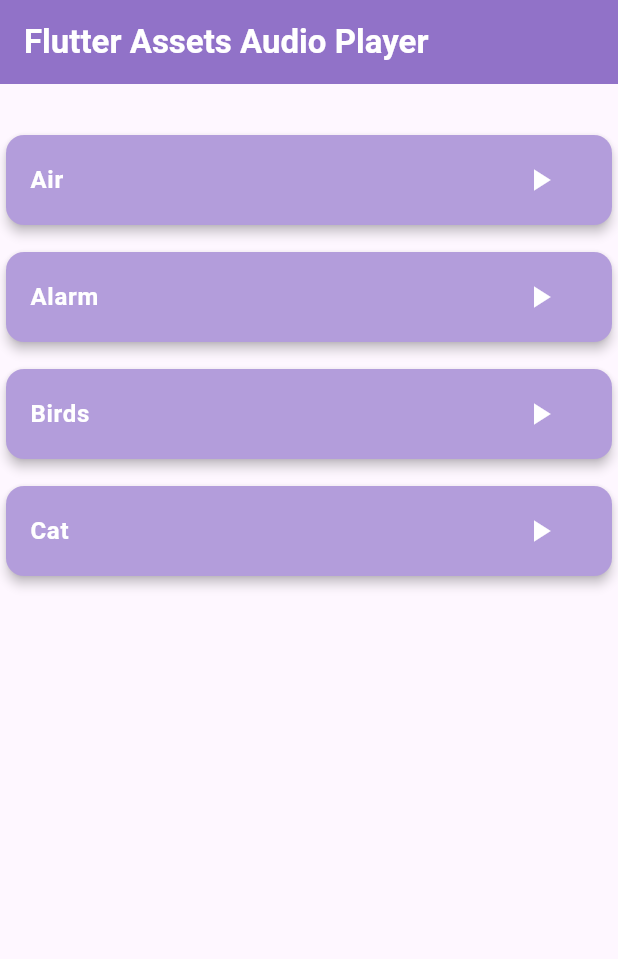
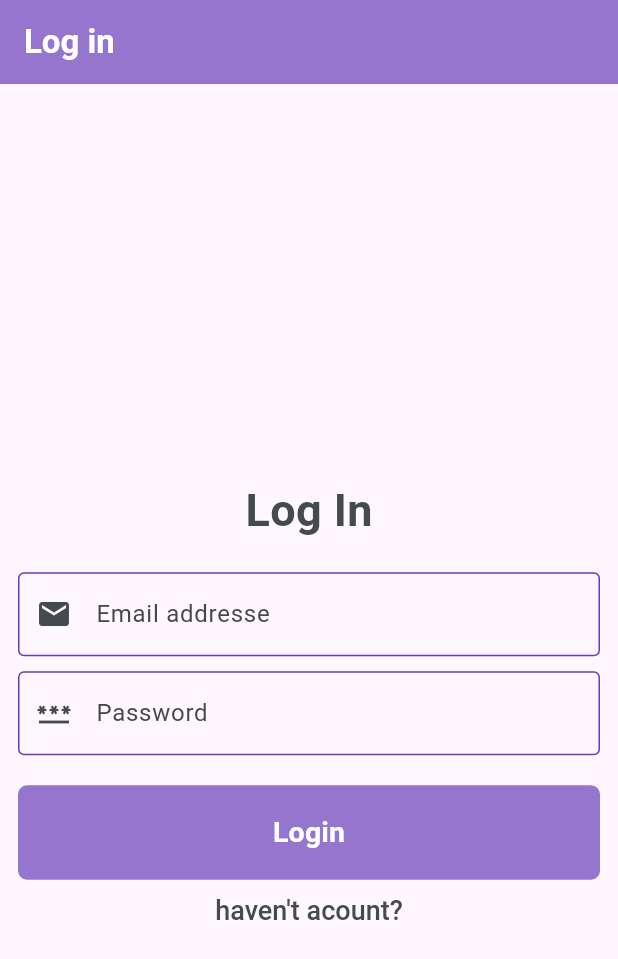
Before and after one commit to eman55555/Flutter_Topics, a Flutter app: the screen it shows after launch, on a phone screen of 412 x 824 dp. Shown: the top 959 px of the screen. Run offline on Flutter 3.47's test engine with Material 2 defaults, Android fonts, the phone set to English and light mode, and no system bars; our stand-ins replace assets_audio_player.

Commit message:
task2 signup_signin_screens

```diff
--- /dev/null
+++ b/lib/components/text_button.dart
@@ -0,0 +1,34 @@
+import 'package:flutter/material.dart';
+
+import '../../constants/colors.dart';
+// widget
+class TextButtonView extends StatelessWidget {
+  final txt;
+  final Function() press;
+  double? font = 19.0;
+  double? pad = 18.0;
+  TextButtonView(
+      {super.key, required this.press, required this.txt, this.pad, this.font});
+
+  @override
+  Widget build(BuildContext context) {
+    return Expanded(
+      child: TextButton(
+          style: TextButton.styleFrom(
+              elevation: 2,
+              shape: RoundedRectangleBorder(
+                borderRadius: BorderRadius.circular(6.0),
+              ),
+              padding: EdgeInsets.symmetric(
+                vertical: pad!,
+              ),
+              foregroundColor:  Colors.white,
+              backgroundColor:  Colors.deepPurple[300]),
+          onPressed: press,
+          child: Text(
+            txt,
+            style: TextStyle(fontWeight: FontWeight.bold, fontSize: font),
+          )),
+    );
+  }
+}
--- /dev/null
+++ b/lib/components/text_form_field.dart
@@ -0,0 +1,61 @@
+import 'package:flutter/material.dart';
+import 'package:flutter/services.dart';
+
+import '../../constants/colors.dart';
+
+class TextFieldWidget extends StatelessWidget {
+
+  final String hint;
+  final TextEditingController txt;
+  final Widget widget;
+  final TextInputType type;
+  final bool obscure;
+  final List<TextInputFormatter> formatter;
+
+  const TextFieldWidget(
+      {super.key,
+      required this.formatter,
+      required this.hint,
+      required this.obscure,
+      required this.txt,
+      required this.type,
+      required this.widget});
+
+  @override
+  Widget build(BuildContext context) {
+    return  TextFormField(
+        controller: txt,
+        //autovalidateMode: AutovalidateMode.onUserInteraction,
+        cursorColor:  Colors.deepPurple[300],
+        keyboardType: type,
+        inputFormatters: formatter,
+        validator: (value) {
+          //   if (isEmail == true  && (value!.isEmpty|| !value.contains("@") || !value.contains(".")))
+          //   {
+
+          //                   return "Please Fill correctly";
+
+          // }
+
+          if (value!.isEmpty) {
+            return "Please Fill correctly";
+          } else if (value.length < 2) {
+            return "must be greater than two characters";
+          }
+          return null;
+        },
+        obscureText: obscure,
+        decoration: InputDecoration(
+          prefixIcon: widget,
+          focusedBorder: OutlineInputBorder(
+            borderSide: BorderSide(width: 1, color:  Colors.deepPurple),
+          ),
+          hintText: hint,
+          // hintStyle: TextStyle(color:  Colors.deepPurple[300]),
+          enabledBorder: OutlineInputBorder(
+            borderSide: BorderSide(width: 1, color:  Colors.deepPurple),
+          ),
+        ));
+
+  }
+}
--- /dev/null
+++ b/lib/login_screen.dart
@@ -0,0 +1,150 @@
+import 'dart:io';
+import 'package:flutter/gestures.dart';
+import 'package:flutter/material.dart';
+import 'package:flutter/services.dart';
+import '../constants/colors.dart';
+import 'components/snackbar_widget.dart';
+import 'components/text_button.dart';
+import 'components/text_form_field.dart';
+import 'home_screen.dart';
+import 'signup_screen.dart';
+
+class LoginScreen extends StatelessWidget {
+  LoginScreen({super.key});
+
+  final TextEditingController emailController = TextEditingController();
+
+  final TextEditingController passwordController = TextEditingController();
+  final GlobalKey<FormState> _formKey = GlobalKey<FormState>();
+
+  @override
+  Widget build(BuildContext context) {
+    return Scaffold(
+
+      appBar: AppBar(
+        elevation: 0,
+        title: Text(
+          "Log in",
+          style: TextStyle(color: Colors.white , fontWeight: FontWeight.bold),
+        ),
+        backgroundColor:  Colors.deepPurple[300],
+      ),
+      body: SingleChildScrollView(
+        child: ConstrainedBox(
+          constraints: BoxConstraints(
+            minWidth: MediaQuery.of(context).size.width,
+            minHeight: MediaQuery.of(context).size.height,
+          ),
+          child: IntrinsicHeight(
+            child: Padding(
+              padding: EdgeInsets.only(
+                  right: 12.0,
+                  left: 12.0,
+                  bottom: MediaQuery.of(context).viewInsets.bottom),
+              child: Form(
+                key: _formKey,
+                child: Column(
+                  mainAxisSize: MainAxisSize.max,
+                  mainAxisAlignment: MainAxisAlignment.center,
+                  children: [
+                    Text(
+                      "Log In",
+                      style: TextStyle(
+                          fontSize: 30,
+                          color:  lightBlack,
+                          fontWeight: FontWeight.bold),
+                    ),
+                    const SizedBox(
+                      height: 20,
+                    ),
+                    TextFieldWidget(
+                        hint: "Email addresse  ",
+                        txt: emailController,
+                        widget: Icon(
+                          Icons.email,
+                          color:  lightBlack,
+                        ),
+                        type: TextInputType.emailAddress,
+                        obscure: false,
+                        formatter: [
+                          FilteringTextInputFormatter.allow(
+                              RegExp('[a-zA-Z || @ || . || 0-9]')),
+                        ]
+                        //  true
+                        ),
+                    const SizedBox(
+                      height: 10,
+                    ),
+                    TextFieldWidget(
+                        hint: "Password ",
+                        txt: passwordController,
+                        widget: Icon(
+                          Icons.password,
+                          color:  lightBlack,
+                        ),
+                        type: TextInputType.text,
+                        obscure: true,
+                        formatter: [
+                          FilteringTextInputFormatter.allow(
+                              RegExp('[a-zA-Z || 0-9]')),
+                        ]
+                        //false
+                        ),
+                    const SizedBox(
+                      height: 20,
+                    ),
+                    Row(
+                      children: [
+                        TextButtonView(
+                          pad: 18,
+                          font: 19.0,
+                          press: () {
+                            if (!_formKey.currentState!.validate()) {
+                              SnackBarWidget(
+                                      context: context,
+                                      txt: 'Please Fill Empty Fields !',
+                                      color: Colors.red)
+                                  .makeSnackBar();
+                            } else {
+                              _formKey.currentState!.save();
+
+                              Navigator.pushAndRemoveUntil(
+                                  context,
+                                  MaterialPageRoute(
+                                      builder: (context) => HomeScreen()),
+                                  (Route<dynamic> route) => false);
+                            }
+                          },
+                          txt: "Login",
+                        ),
+                      ],
+                    ),
+                    const SizedBox(
+                      height: 10,
+                    ),
+                    RichText(
+                      text: TextSpan(
+                        text: 'haven\'t acount?',
+                        style: TextStyle(
+                            fontSize: 18,
+                            fontWeight: FontWeight.w500,
+                            color:  lightBlack),
+                        recognizer: TapGestureRecognizer()
+                          ..onTap = () {
+                            Navigator.push(
+                                context,
+                                MaterialPageRoute(
+                                    builder: (context) => SignupScreen()));
+                          },
+                      ),
+                    ),
+                  ],
+                ),
+              ),
+            ),
+          ),
+        ),
+      ),
+    );
+  }
+}
--- a/lib/main.dart
+++ b/lib/main.dart
@@ -1,5 +1,6 @@
 import 'package:flutter/material.dart';
-import 'package:flutter_topics/sound_widget.dart';
+import 'package:flutter_topics/home_screen.dart';
+import 'package:flutter_topics/login_screen.dart';
 
 void main() {
   runApp(const MyApp());
@@ -13,8 +14,6 @@
 }
 
 class _MyAppState extends State<MyApp> {
-  var fileNames = ["Air", "Alarm", "Birds", "Cat"];
-
   @override
   Widget build(BuildContext context) {
     return MaterialApp(
@@ -24,28 +23,6 @@
           useMaterial3: true,
         ),
         debugShowCheckedModeBanner: false,
-        home: Scaffold(
-          appBar: AppBar(
-            backgroundColor: Colors.deepPurple[300],
-            elevation: 3,
-            title: const Text(
-              'Flutter Assets Audio Player',
-              style:
-                  TextStyle(color: Colors.white, fontWeight: FontWeight.bold),
-            ),
-          ),
-          body: Padding(
-              padding: const EdgeInsets.symmetric(vertical: 30),
-              child: ListView.separated(
-                  separatorBuilder: (context, index) => const SizedBox(
-                        height: 10,
-                      ),
-                  itemCount: fileNames.length,
-                  itemBuilder: (context, index) => SoundWidget(
-                        name: fileNames[index],
-                        length: fileNames.length,
-                        id: index,
-                      ))),
-        ));
+        home: LoginScreen());
   }
 }
```
Also changed, not shown: lib/components/snackbar_widget.dart (added, +32 -0 lines), lib/constants/colors.dart (added, +11 -0 lines), lib/home_screen.dart (added, +41 -0 lines), lib/signup_screen.dart (added, +180 -0 lines), lib/components/sound_widget.dart (renamed from lib/sound_widget.dart).
